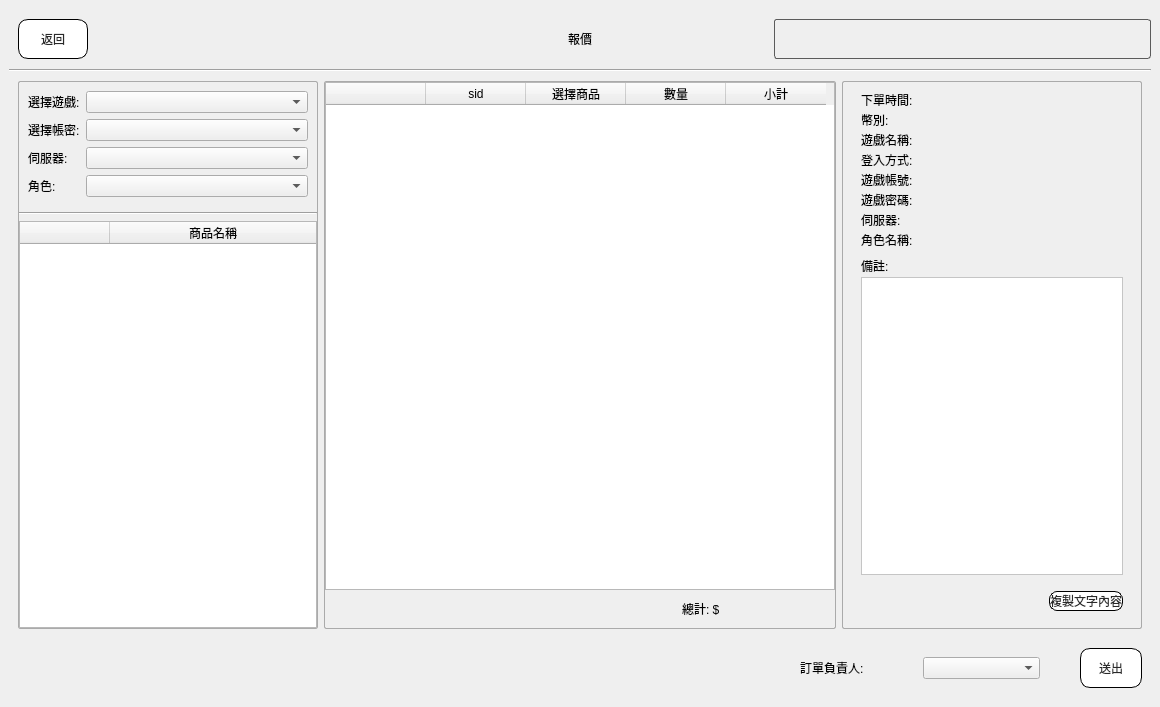
First picture: the form in src/AdbClient/StageCustomerService/LayerSayCost.ui, repository roger0816/Adb, before the edit.
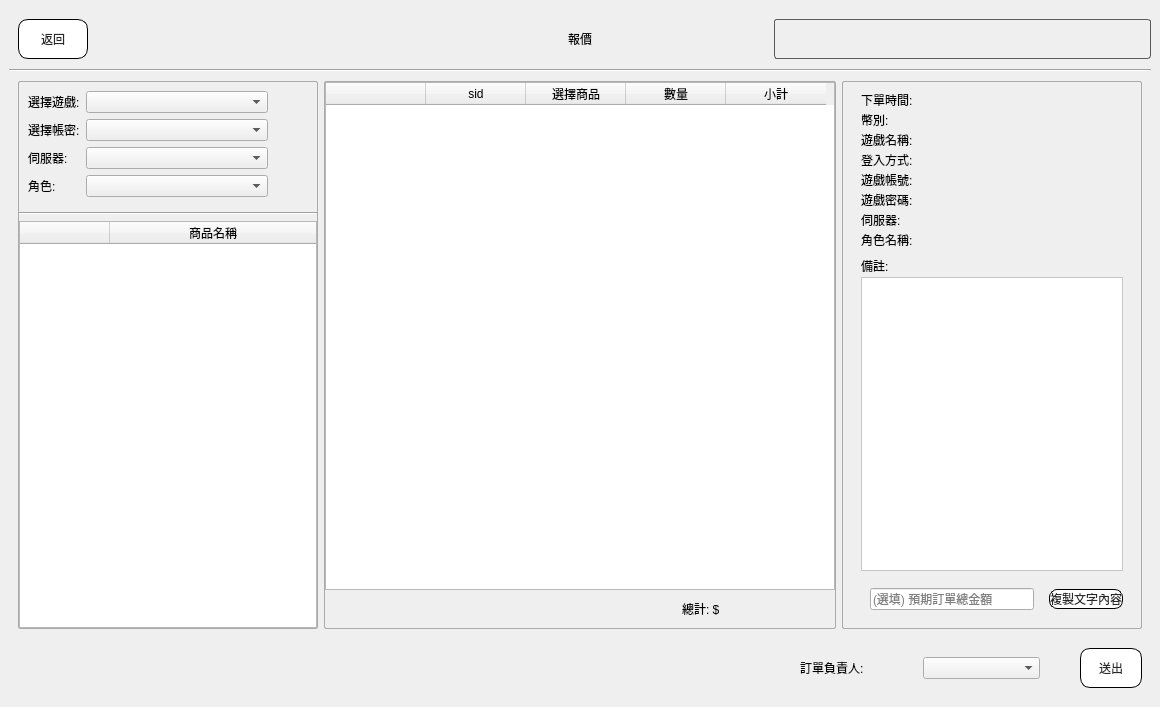
Second picture: the form after the edit.

```diff
--- a/src/AdbClient/StageCustomerService/LayerSayCost.ui
+++ b/src/AdbClient/StageCustomerService/LayerSayCost.ui
@@ -257,7 +257,7 @@
              <height>100</height>
             </size>
            </property>
-           <layout class="QVBoxLayout" name="verticalLayout_3">
+           <layout class="QGridLayout" name="gridLayout_9">
             <property name="leftMargin">
              <number>0</number>
             </property>
@@ -270,7 +270,10 @@
             <property name="bottomMargin">
              <number>0</number>
             </property>
-            <item>
+            <property name="horizontalSpacing">
+             <number>0</number>
+            </property>
+            <item row="0" column="0">
              <widget class="QWidget" name="widget_6" native="true">
               <property name="sizePolicy">
                <sizepolicy hsizetype="Preferred" vsizetype="Fixed">
@@ -299,9 +302,6 @@
                <item row="1" column="1">
                 <widget class="QComboBox" name="cbAccount"/>
                </item>
-               <item row="2" column="1">
-                <widget class="QComboBox" name="cbServer"/>
-               </item>
                <item row="2" column="0">
                 <widget class="QLabel" name="lbServerT">
                  <property name="text">
@@ -309,6 +309,9 @@
                  </property>
                 </widget>
                </item>
+               <item row="2" column="1">
+                <widget class="QComboBox" name="cbServer"/>
+               </item>
                <item row="3" column="0">
                 <widget class="QLabel" name="lbCHrT">
                  <property name="text">
@@ -322,14 +325,63 @@
               </layout>
              </widget>
             </item>
-            <item>
+            <item row="0" column="1">
+             <widget class="QWidget" name="widget_12" native="true">
+              <property name="minimumSize">
+               <size>
+                <width>40</width>
+                <height>0</height>
+               </size>
+              </property>
+              <property name="maximumSize">
+               <size>
+                <width>40</width>
+                <height>16777215</height>
+               </size>
+              </property>
+              <layout class="QGridLayout" name="gridLayout_10">
+               <property name="leftMargin">
+                <number>0</number>
+               </property>
+               <property name="topMargin">
+                <number>10</number>
+               </property>
+               <property name="rightMargin">
+                <number>0</number>
+               </property>
+               <property name="bottomMargin">
+                <number>0</number>
+               </property>
+               <property name="spacing">
+                <number>0</number>
+               </property>
+               <item row="0" column="0">
+                <widget class="QLabel" name="lbGameRate">
+                 <property name="sizePolicy">
+                  <sizepolicy hsizetype="Preferred" vsizetype="Fixed">
+                   <horstretch>0</horstretch>
+                   <verstretch>0</verstretch>
+                  </sizepolicy>
+                 </property>
+                 <property name="text">
+                  <string/>
+                 </property>
+                </widget>
+               </item>
+               <item row="1" column="0">
+                <widget class="QWidget" name="widget_13" native="true"/>
+               </item>
+              </layout>
+             </widget>
+            </item>
+            <item row="1" column="0" colspan="2">
              <widget class="Line" name="line_2">
               <property name="orientation">
                <enum>Qt::Horizontal</enum>
               </property>
              </widget>
             </item>
-            <item>
+            <item row="2" column="0" colspan="2">
              <widget class="QWidget" name="widget_10" native="true">
               <layout class="QGridLayout" name="gridLayout_3">
                <property name="leftMargin">
@@ -726,17 +778,17 @@
                 <number>0</number>
                </property>
                <item>
-                <spacer name="horizontalSpacer_4">
-                 <property name="orientation">
-                  <enum>Qt::Horizontal</enum>
-                 </property>
-                 <property name="sizeHint" stdset="0">
-                  <size>
-                   <width>73</width>
-                   <height>20</height>
-                  </size>
-                 </property>
-                </spacer>
+                <widget class="QWidget" name="widget_2" native="true">
+                 <layout class="QGridLayout" name="gridLayout_8">
+                  <item row="0" column="0">
+                   <widget class="QLineEdit" name="txNote2">
+                    <property name="placeholderText">
+                     <string>(選填) 預期訂單總金額</string>
+                    </property>
+                   </widget>
+                  </item>
+                 </layout>
+                </widget>
                </item>
                <item>
                 <widget class="QPushButton" name="btnCopy">
```
